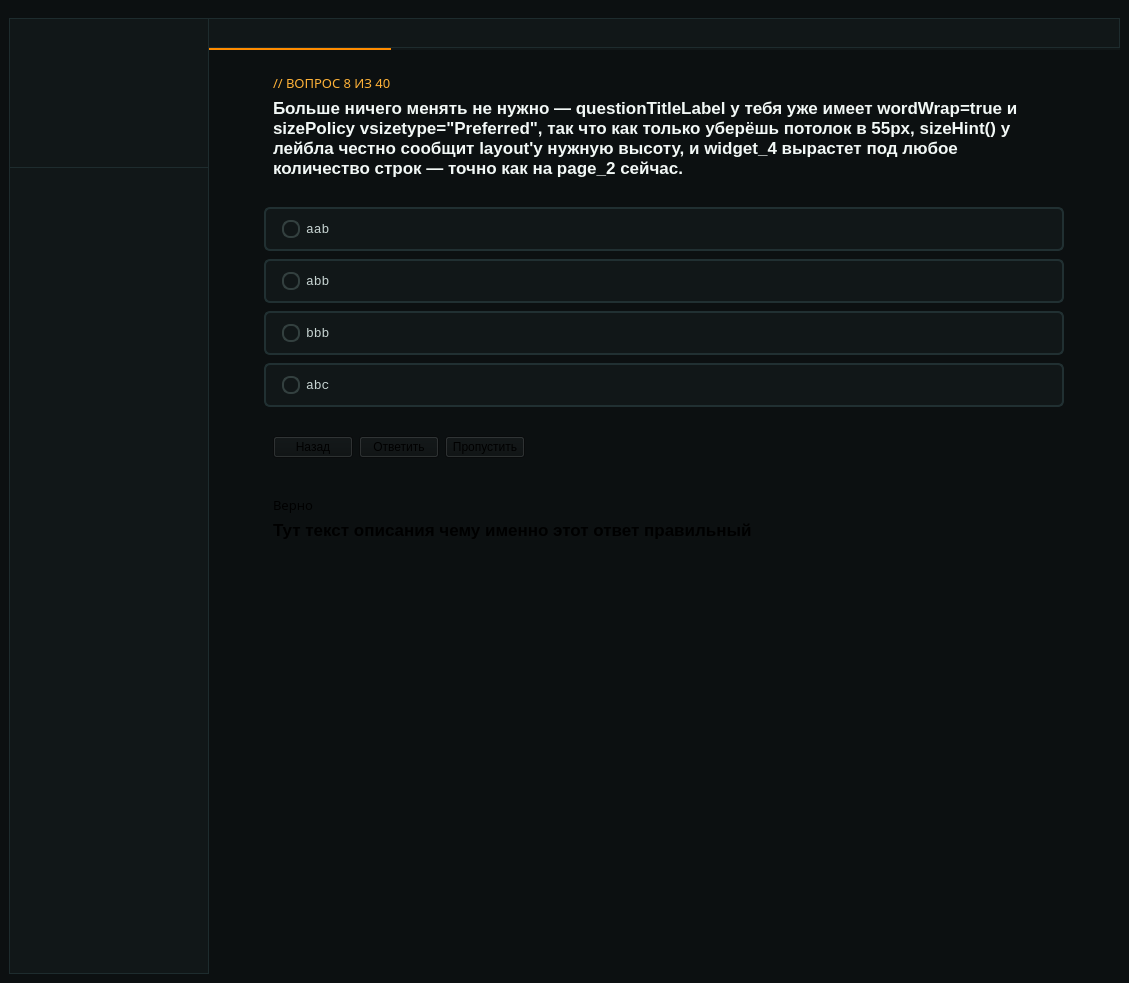
This is src/mainwindow.ui in Krona-org/CodeForge as Qt 5 draws it before an edit. The edited form follows.
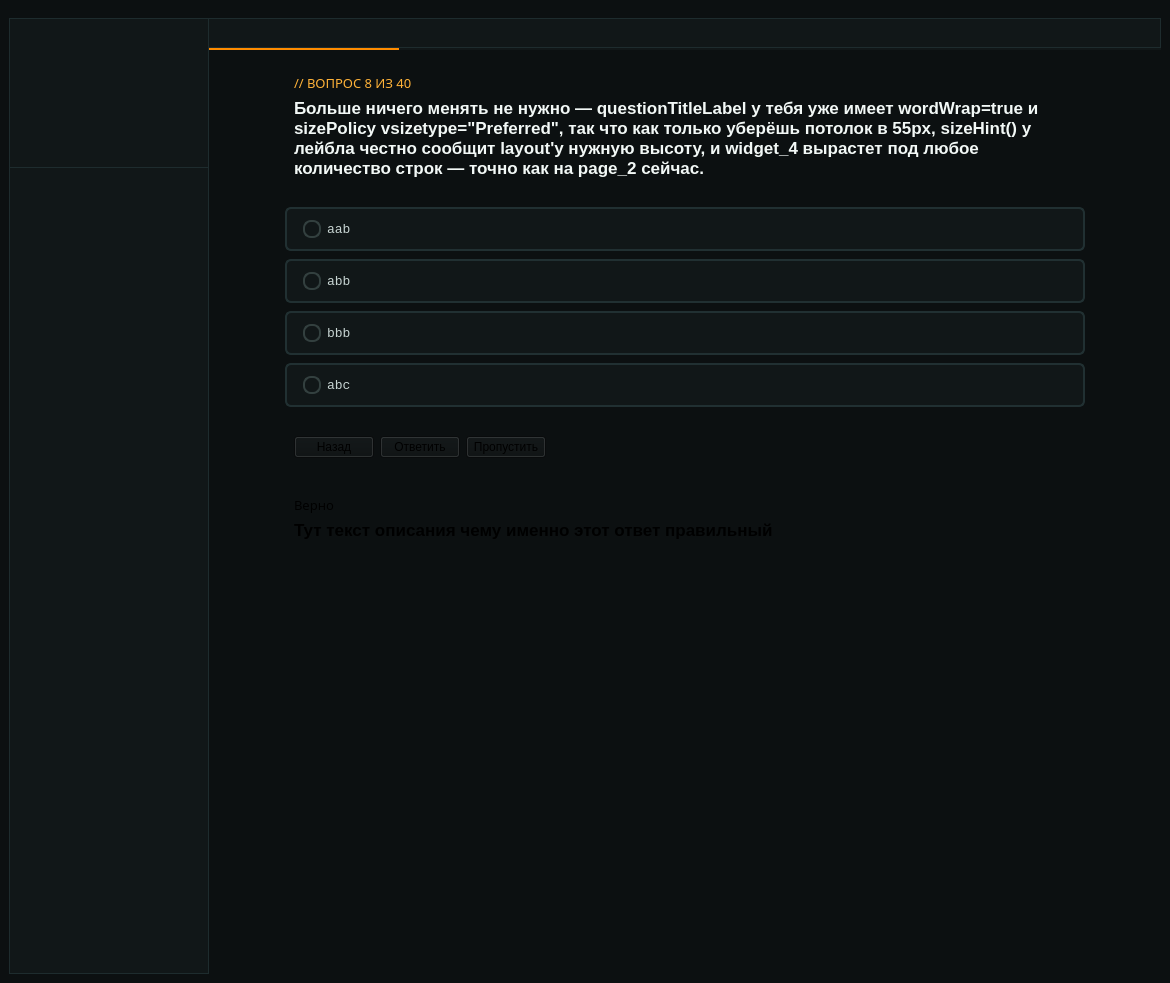
This is the edited form. The open tabs and pages were chosen to show the change. Custom widgets are drawn as their Qt base class.

Commit message: добавил методы навигаци для кнопок

What changed in the file:
```diff
--- a/src/mainwindow.ui
+++ b/src/mainwindow.ui
@@ -6,7 +6,7 @@
    <rect>
     <x>0</x>
     <y>0</y>
-    <width>1129</width>
+    <width>1170</width>
     <height>983</height>
    </rect>
   </property>
@@ -833,8 +833,8 @@
                   <rect>
                    <x>0</x>
                    <y>0</y>
-                   <width>302</width>
-                   <height>810</height>
+                   <width>769</width>
+                   <height>891</height>
                   </rect>
                  </property>
                  <layout class="QGridLayout" name="gridLayout_6">
@@ -844,7 +844,7 @@
                   <item row="0" column="0">
                    <widget class="QWidget" name="widget_5" native="true">
                     <property name="sizePolicy">
-                     <sizepolicy hsizetype="Preferred" vsizetype="Fixed">
+                     <sizepolicy hsizetype="Preferred" vsizetype="Preferred">
                       <horstretch>0</horstretch>
                       <verstretch>0</verstretch>
                      </sizepolicy>
@@ -859,7 +859,7 @@
                      <item>
                       <widget class="QLabel" name="questionEyebrowLabel_2">
                        <property name="sizePolicy">
-                        <sizepolicy hsizetype="Preferred" vsizetype="Fixed">
+                        <sizepolicy hsizetype="Preferred" vsizetype="Preferred">
                          <horstretch>0</horstretch>
                          <verstretch>0</verstretch>
                         </sizepolicy>
```
Left out of the diff: 14 changed lines with no effect on the pictures. The commit also changes 2 other files.
